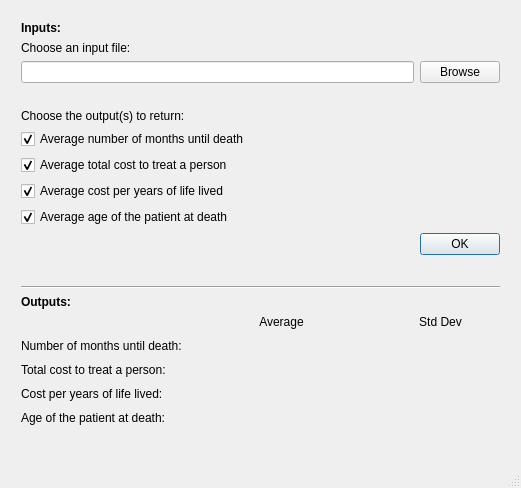
This is mainwindow.ui in esurface/OutputAverages as Qt 5 draws it before an edit. The edited form follows.
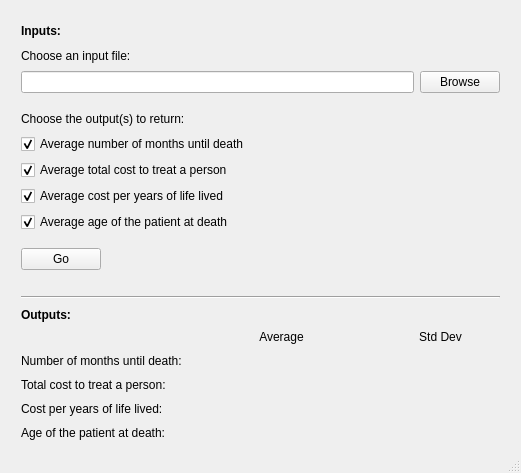
This is the edited form.

```diff
--- a/mainwindow.ui
+++ b/mainwindow.ui
@@ -7,7 +7,7 @@
     <x>0</x>
     <y>0</y>
     <width>521</width>
-    <height>488</height>
+    <height>473</height>
    </rect>
   </property>
   <property name="sizePolicy">
@@ -26,7 +26,7 @@
       <x>10</x>
       <y>10</y>
       <width>501</width>
-      <height>451</height>
+      <height>441</height>
      </rect>
     </property>
     <layout class="QVBoxLayout" name="verticalLayout">
@@ -75,7 +75,7 @@
        <property name="sizeHint" stdset="0">
         <size>
          <width>20</width>
-         <height>20</height>
+         <height>10</height>
         </size>
        </property>
       </spacer>
@@ -128,27 +128,60 @@
       </widget>
      </item>
      <item>
-      <widget class="QDialogButtonBox" name="buttonBox">
-       <property name="standardButtons">
-        <set>QDialogButtonBox::Ok</set>
+      <spacer name="verticalSpacer_5">
+       <property name="orientation">
+        <enum>Qt::Vertical</enum>
        </property>
-       <property name="centerButtons">
-        <bool>false</bool>
+       <property name="sizeType">
+        <enum>QSizePolicy::Fixed</enum>
        </property>
-      </widget>
+       <property name="sizeHint" stdset="0">
+        <size>
+         <width>20</width>
+         <height>10</height>
+        </size>
+       </property>
+      </spacer>
      </item>
      <item>
-      <spacer name="verticalSpacer">
+      <layout class="QHBoxLayout" name="horizontalLayout_3">
+       <property name="topMargin">
+        <number>0</number>
+       </property>
+       <item>
+        <widget class="QPushButton" name="okButton">
+         <property name="text">
+          <string>Go</string>
+         </property>
+        </widget>
+       </item>
+       <item>
+        <spacer name="horizontalSpacer_2">
+         <property name="orientation">
+          <enum>Qt::Horizontal</enum>
+         </property>
+         <property name="sizeHint" stdset="0">
+          <size>
+           <width>40</width>
+           <height>20</height>
+          </size>
+         </property>
+        </spacer>
+       </item>
+      </layout>
+     </item>
+     <item>
+      <spacer name="verticalSpacer_4">
        <property name="orientation">
         <enum>Qt::Vertical</enum>
        </property>
        <property name="sizeType">
-        <enum>QSizePolicy::Expanding</enum>
+        <enum>QSizePolicy::Fixed</enum>
        </property>
        <property name="sizeHint" stdset="0">
         <size>
          <width>20</width>
-         <height>40</height>
+         <height>20</height>
         </size>
        </property>
       </spacer>
@@ -311,19 +344,6 @@
        </item>
       </layout>
      </item>
-     <item>
-      <spacer name="verticalSpacer_2">
-       <property name="orientation">
-        <enum>Qt::Vertical</enum>
-       </property>
-       <property name="sizeHint" stdset="0">
-        <size>
-         <width>20</width>
-         <height>40</height>
-        </size>
-       </property>
-      </spacer>
-     </item>
     </layout>
    </widget>
   </widget>
```
